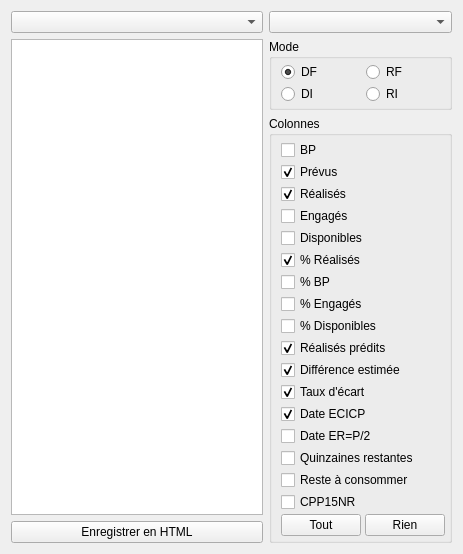
Old version of the form formreportingsupervision.ui in the repository GiPiLab/ProtonClassicSuite.
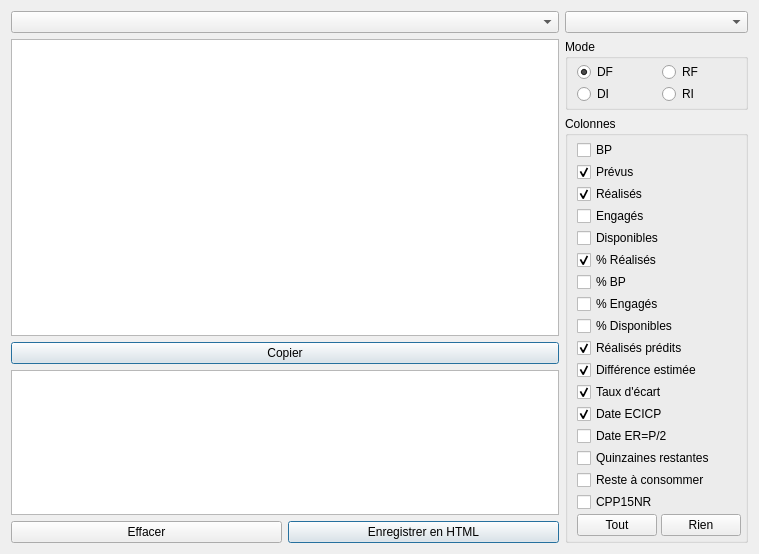
New version of the form. Icons and pictures are not drawn.

Diff of the .ui file:
```diff
--- a/formreportingsupervision.ui
+++ b/formreportingsupervision.ui
@@ -6,7 +6,7 @@
    <rect>
     <x>0</x>
     <y>0</y>
-    <width>463</width>
+    <width>759</width>
     <height>550</height>
    </rect>
   </property>
@@ -18,7 +18,7 @@
     <normaloff>:/icons/icons/reportingForecast.png</normaloff>:/icons/icons/reportingForecast.png</iconset>
   </property>
   <layout class="QGridLayout" name="gridLayout">
-   <item row="2" column="1" rowspan="2">
+   <item row="2" column="1" rowspan="4" colspan="2">
     <widget class="QTableView" name="tableView">
      <property name="font">
       <font>
@@ -42,7 +42,26 @@
      </attribute>
     </widget>
    </item>
-   <item row="2" column="2">
+   <item row="6" column="1" colspan="2">
+    <widget class="QPushButton" name="pushButtonCopy">
+     <property name="toolTip">
+      <string>&lt;html&gt;&lt;head/&gt;&lt;body&gt;&lt;p&gt;Insérer le tableau dans la zone de texte à l'endroit du curseur&lt;/p&gt;&lt;/body&gt;&lt;/html&gt;</string>
+     </property>
+     <property name="text">
+      <string>Copier</string>
+     </property>
+     <property name="default">
+      <bool>true</bool>
+     </property>
+    </widget>
+   </item>
+   <item row="0" column="1" colspan="2">
+    <widget class="QComboBox" name="comboListReportings"/>
+   </item>
+   <item row="0" column="4">
+    <widget class="QComboBox" name="comboBoxListDates"/>
+   </item>
+   <item row="2" column="4">
     <widget class="QGroupBox" name="groupBoxMode">
      <property name="sizePolicy">
       <sizepolicy hsizetype="Preferred" vsizetype="Maximum">
@@ -100,7 +119,17 @@
      </layout>
     </widget>
    </item>
-   <item row="4" column="1">
+   <item row="9" column="1">
+    <widget class="QPushButton" name="pushButtonClear">
+     <property name="toolTip">
+      <string>&lt;html&gt;&lt;head/&gt;&lt;body&gt;&lt;p&gt;Effacer la zone de texte&lt;/p&gt;&lt;/body&gt;&lt;/html&gt;</string>
+     </property>
+     <property name="text">
+      <string>Effacer</string>
+     </property>
+    </widget>
+   </item>
+   <item row="9" column="2">
     <widget class="QPushButton" name="pushButtonExportHTML">
      <property name="text">
       <string>Enregistrer en HTML</string>
@@ -109,10 +138,19 @@
       <iconset resource="Images.qrc">
        <normaloff>:/icons/icons/html.png</normaloff>:/icons/icons/html.png</iconset>
      </property>
+     <property name="default">
+      <bool>true</bool>
+     </property>
     </widget>
    </item>
-   <item row="3" column="2" rowspan="2">
+   <item row="3" column="4" rowspan="7">
     <widget class="QGroupBox" name="groupBox">
+     <property name="sizePolicy">
+      <sizepolicy hsizetype="Maximum" vsizetype="Preferred">
+       <horstretch>0</horstretch>
+       <verstretch>0</verstretch>
+      </sizepolicy>
+     </property>
      <property name="title">
       <string>Colonnes</string>
      </property>
@@ -346,11 +384,17 @@
      </layout>
     </widget>
    </item>
-   <item row="0" column="1">
-    <widget class="QComboBox" name="comboListReportings"/>
-   </item>
-   <item row="0" column="2">
-    <widget class="QComboBox" name="comboBoxListDates"/>
+   <item row="7" column="1" rowspan="2" colspan="2">
+    <widget class="QTextEdit" name="textEdit">
+     <property name="font">
+      <font>
+       <pointsize>7</pointsize>
+      </font>
+     </property>
+     <property name="toolTip">
+      <string>&lt;html&gt;&lt;head/&gt;&lt;body&gt;&lt;p&gt;&lt;span style=&quot; font-size:9pt;&quot;&gt;Astuce : redimensionner la fenêtre est plus rapide lorsque cette zone est vide&lt;/span&gt;&lt;/p&gt;&lt;/body&gt;&lt;/html&gt;</string>
+     </property>
+    </widget>
    </item>
   </layout>
  </widget>
```
Left out of the diff: 31 changed lines with no effect on the pictures.
